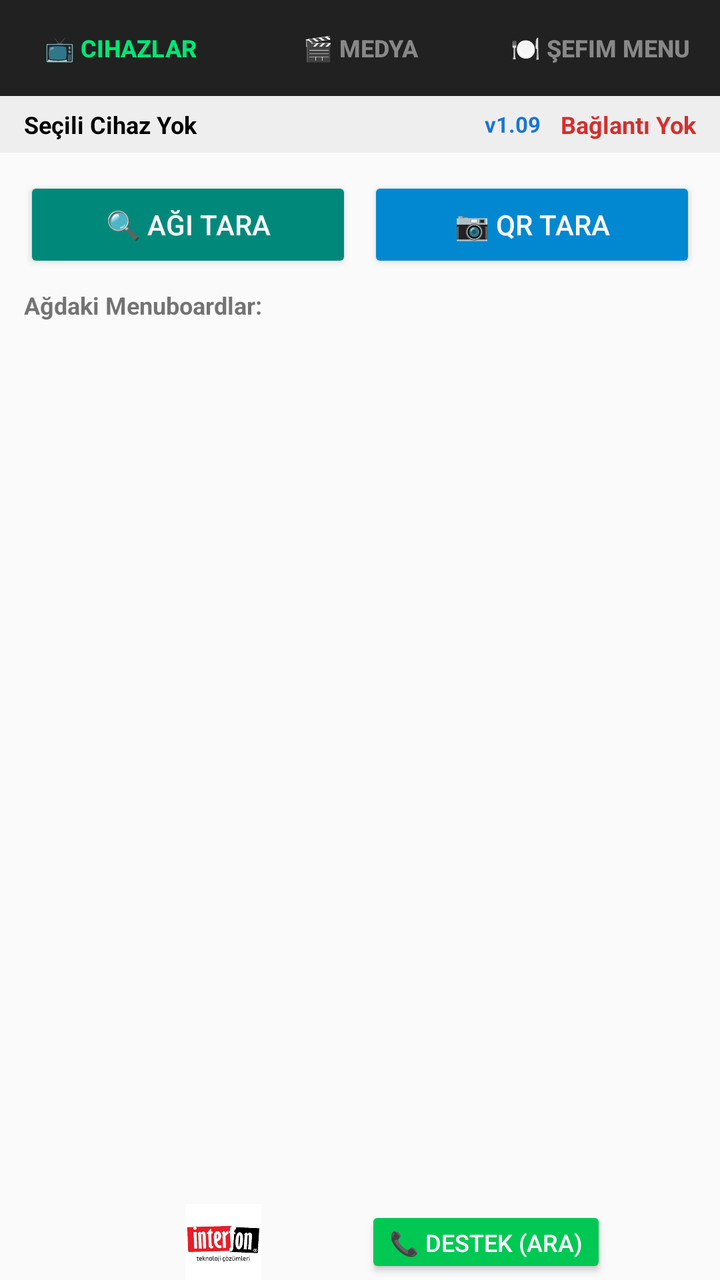
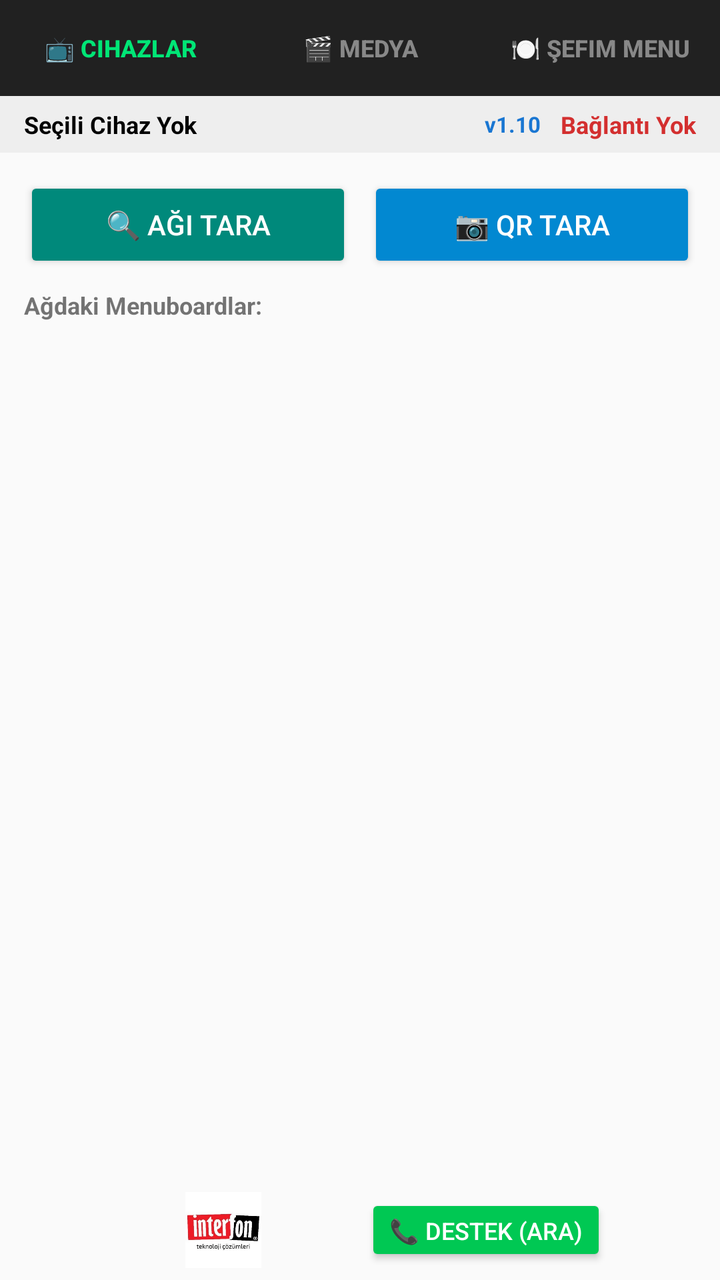

Before-and-after screenshots of an Android layout around one commit, followed by the original layout XML and the change that was made.
<!-- AndroidManifest.xml: application theme Theme.AppCompat.Light.DarkActionBar -->
<!-- res/layout/activity_main.xml -->
<?xml version="1.0" encoding="utf-8"?>
<LinearLayout xmlns:android="http://schemas.android.com/apk/res/android"
    android:layout_width="match_parent"
    android:layout_height="match_parent"
    android:orientation="vertical">

    
    <LinearLayout
        android:layout_width="match_parent"
        android:layout_height="48dp"
        android:background="#212121"
        android:orientation="horizontal">

        <Button
            android:id="@+id/tabDevices"
            android:layout_width="0dp"
            android:layout_height="match_parent"
            android:layout_weight="1"
            android:background="?selectableItemBackground"
            android:text="📺 Cihazlar"
            android:textColor="#00E676"
            android:textSize="12sp"
            android:textStyle="bold" />

        <Button
            android:id="@+id/tabMedia"
            android:layout_width="0dp"
            android:layout_height="match_parent"
            android:layout_weight="1"
            android:background="?selectableItemBackground"
            android:text="🎬 Medya"
            android:textColor="#888888"
            android:textSize="12sp"
            android:textStyle="bold" />

        <Button
            android:id="@+id/tabSefim"
            android:layout_width="0dp"
            android:layout_height="match_parent"
            android:layout_weight="1"
            android:background="?selectableItemBackground"
            android:text="🍽️ Şefim Menu"
            android:textColor="#888888"
            android:textSize="12sp"
            android:textStyle="bold" />
    </LinearLayout>

    
    <LinearLayout
        android:layout_width="match_parent"
        android:layout_height="wrap_content"
        android:background="#EEEEEE"
        android:gravity="center_vertical"
        android:orientation="horizontal"
        android:paddingHorizontal="12dp"
        android:paddingVertical="6dp">

        <TextView
            android:id="@+id/txtActiveDeviceName"
            android:layout_width="0dp"
            android:layout_height="wrap_content"
            android:layout_weight="1"
            android:text="Seçili Cihaz Yok"
            android:textColor="#000000"
            android:textSize="12sp"
            android:textStyle="bold" />

        <TextView
            android:id="@+id/txtRemoteVersion"
            android:layout_width="wrap_content"
            android:layout_height="wrap_content"
            android:layout_marginEnd="10dp"
            android:text="v1.09"
            android:textColor="#1976D2"
            android:textSize="11sp"
            android:textStyle="bold" />

        <TextView
            android:id="@+id/txtConnectionStatus"
            android:layout_width="wrap_content"
            android:layout_height="wrap_content"
            android:text="Bağlantı Yok"
            android:textColor="#D32F2F"
            android:textSize="12sp"
            android:textStyle="bold" />
    </LinearLayout>

    
    <LinearLayout
        android:id="@+id/panelTabDevices"
        android:layout_width="match_parent"
        android:layout_height="0dp"
        android:layout_weight="1"
        android:orientation="vertical"
        android:padding="12dp"
        android:visibility="visible">

        <LinearLayout
            android:layout_width="match_parent"
            android:layout_height="wrap_content"
            android:orientation="horizontal">

            <Button
                android:id="@+id/btnScanNetwork"
                android:layout_width="0dp"
                android:layout_height="wrap_content"
                android:layout_weight="1"
                android:backgroundTint="#00897B"
                android:text="🔍 Ağı Tara"
                android:textColor="#FFFFFF" />

            <Button
                android:id="@+id/btnScanQr"
                android:layout_width="0dp"
                android:layout_height="wrap_content"
                android:layout_marginStart="8dp"
                android:layout_weight="1"
                android:backgroundTint="#0288D1"
                android:text="📷 QR Tara"
                android:textColor="#FFFFFF" />
        </LinearLayout>

        <TextView
            android:layout_width="wrap_content"
            android:layout_height="wrap_content"
            android:layout_marginTop="8dp"
            android:text="Ağdaki Menuboardlar:"
            android:textSize="12sp"
            android:textStyle="bold" />

        <androidx.recyclerview.widget.RecyclerView
            android:id="@+id/rvDevices"
            android:layout_width="match_parent"
            android:layout_height="0dp"
            android:layout_marginTop="6dp"
            android:layout_weight="1" />
    </LinearLayout>

    
    <LinearLayout
        android:id="@+id/panelTabMedia"
        android:layout_width="match_parent"
        android:layout_height="0dp"
        android:layout_weight="1"
        android:orientation="vertical"
        android:padding="12dp"
        android:visibility="gone">

        <LinearLayout
            android:layout_width="match_parent"
            android:layout_height="wrap_content"
            android:background="#E8EAF6"
            android:gravity="center_vertical"
            android:orientation="horizontal"
            android:padding="8dp">

            <TextView
                android:layout_width="0dp"
                android:layout_height="wrap_content"
                android:layout_weight="1"
                android:text="Telefon Ekranını Yansıt:"
                android:textSize="13sp"
                android:textStyle="bold" />

            <Button
                android:id="@+id/btnToggleScreenShare"
                android:layout_width="wrap_content"
                android:layout_height="wrap_content"
                android:backgroundTint="#7B1FA2"
                android:text="📱 Ekranı Paylaş"
                android:textColor="#FFFFFF" />
        </LinearLayout>

        <LinearLayout
            android:id="@+id/panelControls"
            android:layout_width="match_parent"
            android:layout_height="wrap_content"
            android:layout_marginTop="8dp"
            android:background="#F5F5F5"
            android:orientation="vertical"
            android:padding="8dp">

            <LinearLayout
                android:layout_width="match_parent"
                android:layout_height="wrap_content"
                android:orientation="horizontal">

                <EditText
                    android:id="@+id/edtDuration"
                    android:layout_width="0dp"
                    android:layout_height="wrap_content"
                    android:layout_weight="1"
                    android:hint="Süre (0:tam)"
                    android:inputType="number"
                    android:text="0" />

                <EditText
                    android:id="@+id/edtWaitAfter"
                    android:layout_width="0dp"
                    android:layout_height="wrap_content"
                    android:layout_marginStart="6dp"
                    android:layout_weight="1"
                    android:hint="Bekleme"
                    android:inputType="number"
                    android:text="0" />

                <Spinner
                    android:id="@+id/spinnerAnim"
                    android:layout_width="0dp"
                    android:layout_height="wrap_content"
                    android:layout_marginStart="6dp"
                    android:layout_weight="1.2" />
            </LinearLayout>

            <Button
                android:id="@+id/btnPickMedia"
                android:layout_width="match_parent"
                android:layout_height="wrap_content"
                android:layout_marginTop="4dp"
                android:text="+ Medya Yükle" />

            <ProgressBar
                android:id="@+id/uploadProgressBar"
                style="?android:attr/progressBarStyleHorizontal"
                android:layout_width="match_parent"
                android:layout_height="8dp"
                android:layout_marginTop="6dp"
                android:max="100"
                android:visibility="gone" />
        </LinearLayout>

        <TextView
            android:layout_width="wrap_content"
            android:layout_height="wrap_content"
            android:layout_marginTop="8dp"
            android:text="Oynatma Listesi:"
            android:textSize="12sp"
            android:textStyle="bold" />

        <androidx.recyclerview.widget.RecyclerView
            android:id="@+id/recyclerViewPlaylist"
            android:layout_width="match_parent"
            android:layout_height="0dp"
            android:layout_marginTop="4dp"
            android:layout_weight="1" />
    </LinearLayout>

    
    <LinearLayout
        android:id="@+id/panelTabSefim"
        android:layout_width="match_parent"
        android:layout_height="0dp"
        android:layout_weight="1"
        android:orientation="vertical"
        android:padding="10dp"
        android:visibility="gone">

        <LinearLayout
            android:layout_width="match_parent"
            android:layout_height="wrap_content"
            android:orientation="horizontal">

            <Button
                android:id="@+id/btnDbConfig"
                android:layout_width="0dp"
                android:layout_height="40dp"
                android:layout_weight="1"
                android:backgroundTint="#455A64"
                android:text="⚙️ DB Ayarları"
                android:textColor="#FFFFFF"
                android:textSize="12sp" />

            <Button
                android:id="@+id/btnFetchSefim"
                android:layout_width="0dp"
                android:layout_height="40dp"
                android:layout_marginStart="8dp"
                android:layout_weight="1"
                android:backgroundTint="#0288D1"
                android:text="🔄 Ürünleri Getir"
                android:textColor="#FFFFFF"
                android:textSize="12sp" />
        </LinearLayout>

        <LinearLayout
            android:layout_width="match_parent"
            android:layout_height="wrap_content"
            android:layout_marginTop="6dp"
            android:background="#F5F5F5"
            android:gravity="center_vertical"
            android:orientation="horizontal"
            android:padding="6dp">

            <Spinner
                android:id="@+id/spinnerSefimTheme"
                android:layout_width="0dp"
                android:layout_height="wrap_content"
                android:layout_weight="1.3" />

            <Spinner
                android:id="@+id/spinnerSefimFontSize"
                android:layout_width="0dp"
                android:layout_height="wrap_content"
                android:layout_marginStart="4dp"
                android:layout_weight="1" />

            <CheckBox
                android:id="@+id/cbSefimBold"
                android:layout_width="wrap_content"
                android:layout_height="wrap_content"
                android:checked="true"
                android:text="Kalın"
                android:textSize="12sp" />
        </LinearLayout>

        <androidx.recyclerview.widget.RecyclerView
            android:id="@+id/rvSefimProducts"
            android:layout_width="match_parent"
            android:layout_height="0dp"
            android:layout_marginTop="6dp"
            android:layout_weight="1"
            android:background="#1A1A1A"
            android:padding="6dp" />

        <Button
            android:id="@+id/btnPublishSefimMenu"
            android:layout_width="match_parent"
            android:layout_height="44dp"
            android:layout_marginTop="6dp"
            android:backgroundTint="#E65100"
            android:text="📺 Seçili Menuboard'da Yayınla"
            android:textColor="#FFFFFF"
            android:textStyle="bold" />
    </LinearLayout>

    
    <LinearLayout
        android:layout_width="match_parent"
        android:layout_height="wrap_content"
        android:background="#FAFAFA"
        android:gravity="center"
        android:orientation="horizontal"
        print.padding="6dp">

        <ImageView
            android:id="@+id/imgFooterLogo"
            android:layout_width="110dp"
            android:layout_height="38dp"
            android:background="?selectableItemBackground"
            android:clickable="true"
            android:focusable="true"
            android:src="@drawable/logo_interfon" />

        <Button
            android:id="@+id/btnSupportCall"
            android:layout_width="wrap_content"
            android:layout_height="36dp"
            android:layout_marginStart="16dp"
            android:backgroundTint="#00C853"
            android:text="📞 Destek (Ara)"
            android:textColor="#FFFFFF"
            android:textSize="12sp" />
    </LinearLayout>

</LinearLayout>
<!-- resources referenced by this layout -->
<resources>
  <!-- drawable logo_interfon: png bitmap (drawable, 130394 bytes) -->
</resources>

<!-- the commit's change to res/layout/activity_main.xml (unified diff, before → after) -->
@@ -70,7 +70,7 @@
             android:layout_width="wrap_content"
             android:layout_height="wrap_content"
             android:layout_marginEnd="10dp"
-            android:text="v1.09"
+            android:text="v1.10"
             android:textColor="#1976D2"
             android:textSize="11sp"
             android:textStyle="bold" />
@@ -340,7 +340,7 @@
         android:background="#FAFAFA"
         android:gravity="center"
         android:orientation="horizontal"
-        print.padding="6dp">
+        android:padding="6dp">
 
         <ImageView
             android:id="@+id/imgFooterLogo"
